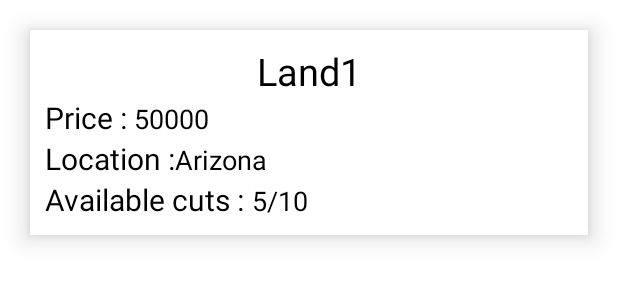
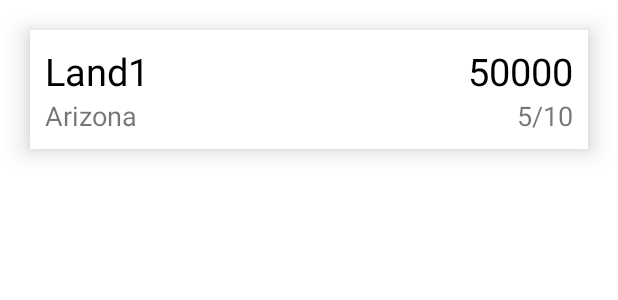
Before and after one commit to AdityaVSM/LandCuts, an Android app: the layout custom_land_info_card.xml on its own in the app's theme, with its tools: preview values and no code run, on a phone screen of 412 x 824 dp. Shown: the top 300 px of the screen. Run offline under Robolectric (Android 15) with nearby library versions, the phone set to English and light mode, and no system bars.

```diff
--- a/app/src/main/java/com/example/landcuts/Adapters/LandViewAdapter.java
+++ b/app/src/main/java/com/example/landcuts/Adapters/LandViewAdapter.java
@@ -38,13 +38,13 @@ public class LandViewAdapter extends ArrayAdapter<Land> {
         TextView land_name = currentItemView.findViewById(R.id.land_name);
         TextView location = currentItemView.findViewById(R.id.location);
         TextView price = currentItemView.findViewById(R.id.price);
-        TextView available_cuts = currentItemView.findViewById(R.id.no_of_available_cuts);
+        TextView available_cuts = currentItemView.findViewById(R.id.no_of_available_cuts_view);
 
 
         land_name.setText(currentLandPosition.getName());
         location.setText(currentLandPosition.getLocation());
         price.setText(String.valueOf(currentLandPosition.getCurrentPrice()));
-        available_cuts.setText(String.valueOf(currentLandPosition.getNo_of_available_cuts()));
+        available_cuts.setText((String.valueOf(currentLandPosition.getNo_of_available_cuts())+"/100"));
 
         // then return the recyclable view
         return currentItemView;
--- a/app/src/main/java/com/example/landcuts/Fragments/ProfileFragment.java
+++ b/app/src/main/java/com/example/landcuts/Fragments/ProfileFragment.java
@@ -25,7 +25,7 @@ import java.util.List;
 
 public class ProfileFragment extends Fragment {
 
-    TextView user_name;
+    TextView user_name, no_of_available_cuts_view;
     FirebaseAuth auth;
     FirebaseDatabase firebaseDatabase;
     DatabaseReference databaseReference;
--- a/app/src/main/res/layout/custom_land_info_card.xml
+++ b/app/src/main/res/layout/custom_land_info_card.xml
@@ -11,67 +11,47 @@
     android:background="@color/white"
     android:elevation="10dp">
 
-    <TextView
-        android:id="@+id/land_name"
-        android:layout_width="match_parent"
-        android:layout_height="wrap_content"
-        android:text="Land1"
-        android:gravity="center"
-        android:textColor="@color/black"
-        android:textSize="25sp"/>
     <LinearLayout
         android:layout_width="match_parent"
         android:layout_height="wrap_content"
         android:orientation="horizontal">
+
         <TextView
+            android:id="@+id/land_name"
             android:layout_width="wrap_content"
             android:layout_height="wrap_content"
+            android:gravity="start"
+            android:text="Land1"
             android:textColor="@color/black"
-            android:text="Price : "
-            android:textSize="20sp"/>
+            android:textSize="25sp"/>
 
         <TextView
             android:id="@+id/price"
+            android:gravity="right"
             android:layout_width="match_parent"
             android:layout_height="wrap_content"
             android:textColor="@color/black"
             android:text="50000"
-            android:textSize="18sp"/>
+            android:textSize="25sp"/>
     </LinearLayout>
+
+
 
     <LinearLayout
         android:layout_width="match_parent"
         android:layout_height="wrap_content"
         android:orientation="horizontal">
         <TextView
-            android:layout_width="wrap_content"
-            android:layout_height="wrap_content"
-            android:text="Location :"
-            android:textSize="20sp"
-            android:textColor="@color/black"/>
-        <TextView
             android:id="@+id/location"
             android:layout_width="wrap_content"
             android:layout_height="wrap_content"
             android:text="Arizona"
-            android:textSize="18sp"
-            android:textColor="@color/black"/>
-    </LinearLayout>
-    <LinearLayout
-        android:layout_width="wrap_content"
-        android:layout_height="wrap_content"
-        android:orientation="horizontal">
+            android:textSize="18sp"/>
         <TextView
-            android:layout_width="wrap_content"
+            android:id="@+id/no_of_available_cuts_view"
+            android:layout_width="match_parent"
+            android:gravity="right"
             android:layout_height="wrap_content"
-            android:textColor="@color/black"
-            android:text="Available cuts : "
-            android:textSize="20sp"/>
-        <TextView
-            android:id="@+id/no_of_available_cuts"
-            android:layout_width="wrap_content"
-            android:layout_height="wrap_content"
-            android:textColor="@color/black"
             android:text="5/10"
             android:textSize="18sp"/>
     </LinearLayout>
```
Also changed, not shown: app/src/main/java/com/example/landcuts/Fragments/HomeFragment.java (+38 -5 lines), app/src/main/res/layout/fragment_home.xml (+21 -8 lines).
